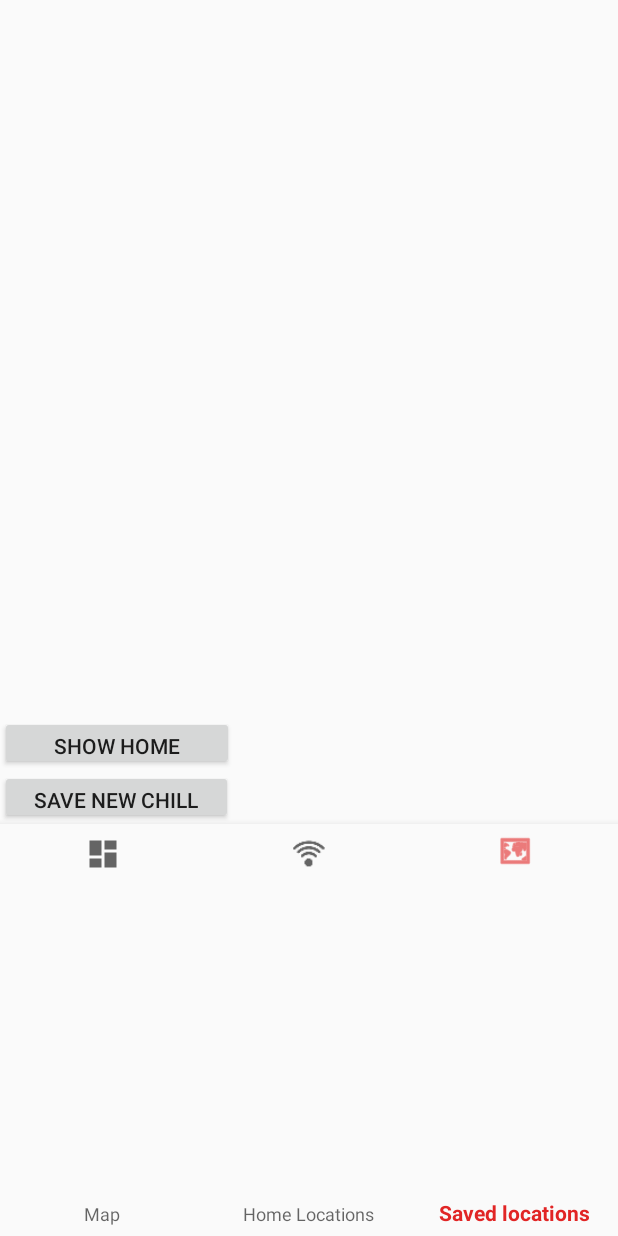
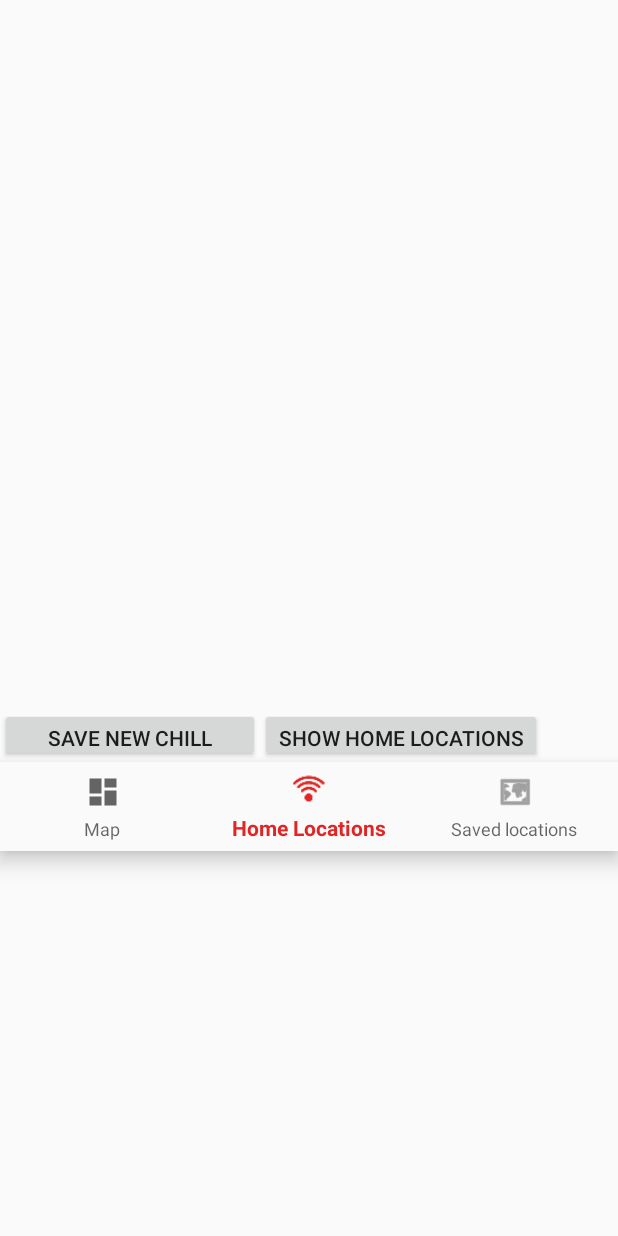
Before and after one commit to Zerberuss/MobileChill, an Android app: the LocationActivity screen opened directly, with no data from a screen before it, on a phone screen of 412 x 824 dp. Run offline under Robolectric (Android 15) with nearby library versions, the phone set to English and light mode, and no system bars; our stand-ins replace Room's generated code.

Commit message:
modified acitvity_locations.xml

```diff
--- a/app/build.gradle
+++ b/app/build.gradle
@@ -34,6 +34,6 @@ dependencies {
     compile 'com.android.support:cardview-v7:25.3.1'
     compile 'android.arch.persistence.room:runtime:1.0.0-alpha1'
     annotationProcessor 'android.arch.persistence.room:compiler:1.0.0-alpha1'
-    compile 'com.google.android.gms:play-services:11.6.0'
-    annotationProcessor 'com.google.android.gms:play-services:11.6.0'
+    compile 'com.google.android.gms:play-services:11.6.2'
+    annotationProcessor 'com.google.android.gms:play-services:11.6.2'
 }
--- a/app/src/main/java/net/sytes/schneider/mobilechill/LocationActivity.java
+++ b/app/src/main/java/net/sytes/schneider/mobilechill/LocationActivity.java
@@ -4,6 +4,7 @@ import android.annotation.SuppressLint;
 import android.app.ListActivity;
 import android.arch.persistence.room.Room;
 import android.content.Intent;
+import android.content.pm.PackageManager;
 import android.location.Address;
 import android.location.Geocoder;
 import android.location.Location;
@@ -11,6 +12,7 @@ import android.os.AsyncTask;
 import android.os.Bundle;
 import android.support.annotation.NonNull;
 import android.support.design.widget.BottomNavigationView;
+import android.support.v4.app.ActivityCompat;
 import android.util.Log;
 import android.view.MenuItem;
 import android.view.View;
@@ -49,30 +51,28 @@ public class LocationActivity extends ListActivity {
         super.onCreate(savedInstanceState);
         setContentView(R.layout.activity_locations);
         BottomNavigationView navigation = (BottomNavigationView) findViewById(R.id.navigation);
-        navigation.setSelectedItemId(R.id.navigation_notifications);
+        navigation.setSelectedItemId(R.id.navigation_home);
         navigation.setOnNavigationItemSelectedListener(mOnNavigationItemSelectedListener);
 
         appDatabase = Room.databaseBuilder(getApplicationContext(),
                 AppDatabase.class, "app-database").allowMainThreadQueries().build();
 
 
-
-
         final Button button1 = (Button) findViewById(R.id.button_id1);
         final Button button = (Button) findViewById(R.id.button_id);
         button.setOnClickListener(new View.OnClickListener() {
             public void onClick(View v) {
-            //Execute on main thread
+                //Execute on main thread
 
                 locationEntities = appDatabase.locationsDao().getAllLocations();
                 List<String> arrOfLoc = new ArrayList<>();
                 locationEntities.forEach(e -> {
-                    String tempStr = e.getName()+" "+e.getLatidude()+" "+e.getLongitude();
+                    String tempStr = e.getName() + " " + e.getLatidude() + " " + e.getLongitude();
                     arrOfLoc.add(tempStr);
                 });
-                ArrayAdapter<String> adapter = new ArrayAdapter<String>(getListView().getContext(),android.R.layout.simple_expandable_list_item_1,arrOfLoc);
+                ArrayAdapter<String> adapter = new ArrayAdapter<String>(getListView().getContext(), android.R.layout.simple_expandable_list_item_1, arrOfLoc);
                 getListView().setAdapter(adapter);
-                Log.i("Info",locationEntities.toString());
+                Log.i("Info", locationEntities.toString());
 
 
             }
@@ -81,6 +81,16 @@ public class LocationActivity extends ListActivity {
 
             LocationEntity locationEntity = new LocationEntity();
             mFusedLocationClient = LocationServices.getFusedLocationProviderClient(this);
+            if (ActivityCompat.checkSelfPermission(this, android.Manifest.permission.ACCESS_FINE_LOCATION) != PackageManager.PERMISSION_GRANTED && ActivityCompat.checkSelfPermission(this, android.Manifest.permission.ACCESS_COARSE_LOCATION) != PackageManager.PERMISSION_GRANTED) {
+                // TODO: Consider calling
+                //    ActivityCompat#requestPermissions
+                // here to request the missing permissions, and then overriding
+                //   public void onRequestPermissionsResult(int requestCode, String[] permissions,
+                //                                          int[] grantResults)
+                // to handle the case where the user grants the permission. See the documentation
+                // for ActivityCompat#requestPermissions for more details.
+                return;
+            }
             mFusedLocationClient.getLastLocation().addOnSuccessListener(this, new OnSuccessListener<Location>() {
                 @Override
                 public void onSuccess(Location location) {
@@ -97,10 +107,10 @@ public class LocationActivity extends ListActivity {
 
                         Geocoder geocoder = new Geocoder(getApplicationContext(), Locale.getDefault());
                         try {
-                            List<Address> list = geocoder.getFromLocation(locationEntity.getLatidude(),locationEntity.getLongitude(),1);
-                            if(null!=list & list.size()>0){
+                            List<Address> list = geocoder.getFromLocation(locationEntity.getLatidude(), locationEntity.getLongitude(), 1);
+                            if (null != list & list.size() > 0) {
                                 String name = list.get(0).getCountryName();
-                                Log.i("my location",name);
+                                Log.i("my location", name);
                                 locationEntity.setName(name);
                             }
 
@@ -109,19 +119,17 @@ public class LocationActivity extends ListActivity {
                         }
 
                         //if not in db
-                        if(!checkIfinDatabase(locationEntity)){
+                        if (!checkIfinDatabase(locationEntity)) {
                             appDatabase.locationsDao().insertLocation(locationEntity);
 
                         } else {
 
-                            Log.i("DUPLICATE","ALREADY IN DB");
+                            Log.i("DUPLICATE", "ALREADY IN DB");
                         }
 
 
-
-
                         //set force disable
-                        Log.i("MY CURRENT LOCATION","LAT="+location.getLatitude()+"  LONG="+location.getLongitude());
+                        Log.i("MY CURRENT LOCATION", "LAT=" + location.getLatitude() + "  LONG=" + location.getLongitude());
                     }
                 }
             });
--- a/app/src/main/res/layout/activity_locations.xml
+++ b/app/src/main/res/layout/activity_locations.xml
@@ -1,38 +1,58 @@
 <?xml version="1.0" encoding="utf-8"?>
-<LinearLayout xmlns:android="http://schemas.android.com/apk/res/android"
+
+
+<FrameLayout xmlns:android="http://schemas.android.com/apk/res/android"
+    xmlns:app="http://schemas.android.com/apk/res-auto"
     xmlns:tools="http://schemas.android.com/tools"
-    xmlns:app="http://schemas.android.com/apk/res-auto"
+    android:id="@+id/framelayout"
+    android:layout_width="match_parent"
+    android:layout_height="match_parent">
+
+    <LinearLayout
         android:id="@+id/container"
         android:layout_width="match_parent"
         android:layout_height="match_parent"
+
         android:orientation="vertical"
         tools:context="net.sytes.schneider.mobilechill.LocationActivity">
 
         <ListView
             android:id="@android:id/list"
             android:layout_width="match_parent"
-        android:layout_height="477dp" />
+            android:layout_height="472dp" />
+
+        <LinearLayout
+            android:layout_width="wrap_content"
+            android:layout_height="wrap_content"
+            android:orientation="horizontal">
+
+            <Button
+                android:id="@+id/button_id1"
+                android:layout_width="173dp"
+                android:layout_height="36dp"
+                android:layout_weight="1"
+                android:text="Save new Chill"
+                android:visibility="visible" />
 
             <Button
                 android:id="@+id/button_id"
-        android:layout_width="156dp"
+                android:layout_width="wrap_content"
                 android:layout_height="36dp"
+                android:layout_weight="1"
                 android:text="Show Home Locations"
                 android:visibility="visible" />
-
-    <Button
-        android:id="@+id/button_id1"
-        android:layout_width="155dp"
-        android:layout_height="36dp"
-        android:text="Save new Chill"
-        android:visibility="visible" />
+        </LinearLayout>
 
         <android.support.design.widget.BottomNavigationView
             android:id="@+id/navigation"
             android:layout_width="match_parent"
-        android:layout_height="match_parent"
+            android:layout_height="59dp"
             android:layout_gravity="bottom"
             android:background="?android:attr/windowBackground"
-        app:menu="@menu/navigation" />
+            app:menu="@menu/navigation">
+
+        </android.support.design.widget.BottomNavigationView>
+
 
     </LinearLayout>
+</FrameLayout>
```
Lines whose indentation alone changed are shown as unchanged.
